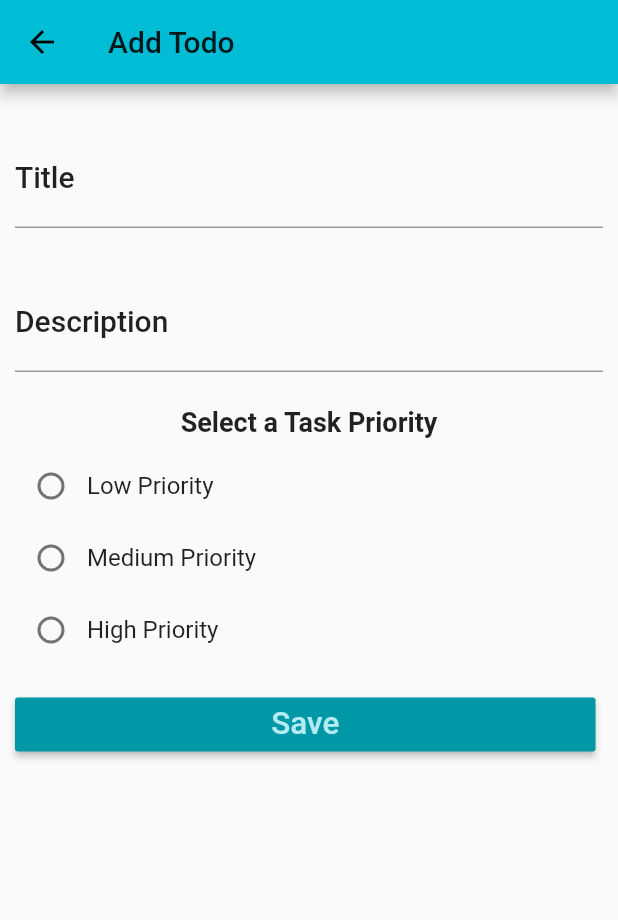
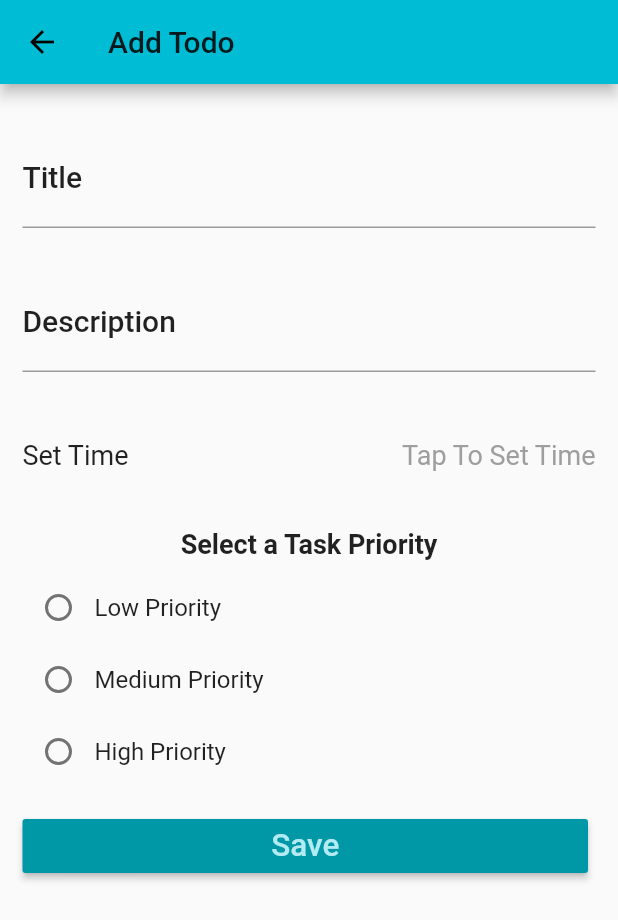
Before and after one commit to pawnjester/daily, a Flutter app: the DailyList screen opened directly, after a tap on the "add" icon, on a phone screen of 412 x 824 dp. Shown: the top 920 px of the screen. Run offline on Flutter 3.47's test engine with Material 2 defaults, Android fonts, the phone set to English and light mode, and no system bars; our stand-ins replace cloud_firestore, firebase_auth, flutter_datetime_picker, flutter_local_notifications, logger; accounts and stored records are empty.

Commit message:
display-timer

```diff
--- a/lib/views/DailyDetail.dart
+++ b/lib/views/DailyDetail.dart
@@ -3,6 +3,8 @@ import 'package:daily_app/model/daily.dart';
 import 'package:daily_app/services/authentication.dart';
 import 'package:flutter/cupertino.dart';
 import 'package:flutter/material.dart';
+import 'package:flutter_datetime_picker/flutter_datetime_picker.dart';
+import 'package:logger/logger.dart';
 import 'package:uuid/uuid.dart';
 
 class DailyDetail extends StatefulWidget {
@@ -91,7 +93,7 @@ class DailyDetailState extends State<DailyDetail> {
                 }),
           ),
           body: Padding(
-            padding: EdgeInsets.only(top: 15.0, left: 10.0, right: 10.0),
+            padding: EdgeInsets.only(top: 15.0, left: 15.0, right: 15.0),
             child: ListView(
               children: <Widget>[
                 Padding(
@@ -120,6 +122,40 @@ class DailyDetailState extends State<DailyDetail> {
                       labelText: 'Description',
                       labelStyle: textStyle,
                     ),
+                  ),
+                ),
+                Padding(
+                  padding: const EdgeInsets.only(top: 30, bottom: 30),
+                  child: Row(
+                    children: <Widget>[
+                      Expanded(
+                        child: Text(
+                          "Set Time",
+                          style: TextStyle(fontSize: 18),
+                        ),
+                      ),
+                      Expanded(
+                          child: GestureDetector(
+                            onTap: () {
+                              DatePicker.showTimePicker(
+                                context,
+                                onChanged: (date) {
+                                  print('change $date');
+                                },
+                                onConfirm: (date) {
+                                  print('confirm $date');
+                                },
+                                locale: LocaleType.en,
+                                currentTime: DateTime.now()
+                              );
+                            },
+                            child: Text(
+                              "Tap To Set Time",
+                              style: TextStyle(color: Colors.grey, fontSize: 18),
+                              textAlign: TextAlign.end,
+                            ),
+                          ))
+                    ],
                   ),
                 ),
                 Row(
--- a/pubspec.yaml
+++ b/pubspec.yaml
@@ -10,13 +10,14 @@ dependencies:
   flutter:
     sdk: flutter
   cupertino_icons: ^0.1.2
-  firebase_auth: 0.7.0
+  firebase_auth: ^0.14.0+5
   logger: ^0.6.0
   uuid: 2.0.1
   random_color: 1.0.3
-  cloud_firestore: 0.8.2+1
+  cloud_firestore: 0.12.9+5
   font_awesome_flutter: ^8.2.0
   flutter_local_notifications: ^0.8.4+3
+  flutter_datetime_picker: 1.2.8
   path_provider: 1.4.4
 
 dev_dependencies:
```
Also changed, not shown: lib/services/authentication.dart (+4 -4 lines), lib/views/RootPage.dart (+10 -10 lines), pubspec.lock, 2 other files.
